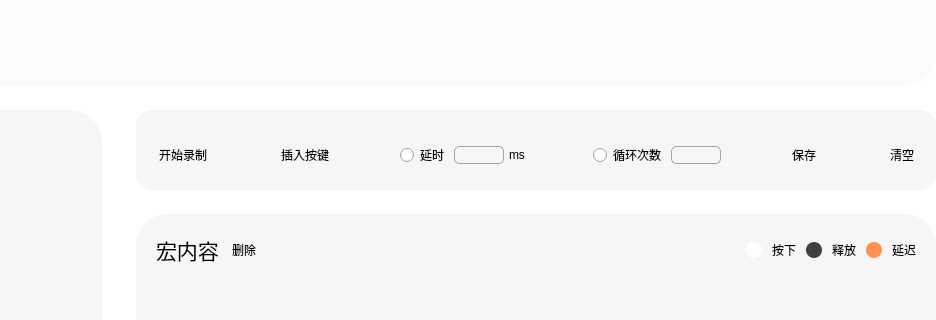
This is FrameMacro.ui in wlffeng2008/AKKOStdio as Qt 5 draws it before an edit; both pictures show x 202 to 1138 and y 375 to 695 of the 1138 by 825 pixel window. The edited form follows.
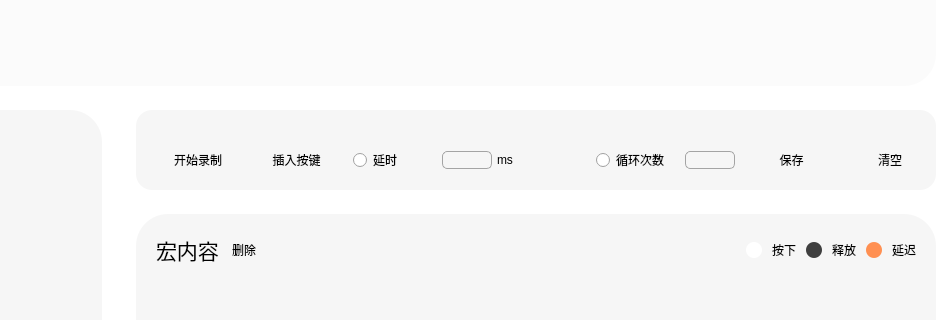
This is the edited form. Icons and pictures are not drawn. Custom widgets are drawn as their Qt base class.

Diff of the .ui file:
```diff
--- a/FrameMacro.ui
+++ b/FrameMacro.ui
@@ -15,24 +15,7 @@
   </property>
   <property name="styleSheet">
    <string notr="true">#FrameMacro,#frameB,#frameRight{background-color:#FFFFFF;border-radius:0px;}
-QPushButton {
-            border: 1px solid transparent;
-            border-radius: 14px;
-            padding: 2px 2px;
-            color: black;
-            outline: none;
-            background-color: transparent;
-                min-width:24px;
-                max-width:100px;
-                min-height:24px;
-                font-size: 12px ;
-                font-weight: Regular ;
-                font-family: MiSans; }
-
-QPushButton:hover { background-color: #EAEAEA; border: 1px solid #EAEAEA;}
-QPushButton:pressed { background-color: #3F3F3F; }
-QPushButton:checked { background-color: #3F3F3F; color: white; }
-QPushButton:disabled { background-color: #EAEAEA; color: #8C8C8C; }</string>
+</string>
   </property>
   <layout class="QVBoxLayout" name="verticalLayout" stretch="1,0">
    <property name="spacing">
@@ -83,6 +66,22 @@
        <height>340</height>
       </size>
      </property>
+     <property name="styleSheet">
+      <string notr="true">QPushButton {
+            border: 1px solid transparent;
+            border-radius: 14px;
+            padding: 2px 2px;
+            color: black;
+            outline: none;
+            background-color: transparent;
+                min-width:24px;
+                max-width:100px;
+                min-height:24px;}
+
+QPushButton:hover { background-color: transparent; border: 1px solid transparent;}
+QPushButton:pressed { background-color: #3F3F3F; }
+QPushButton:disabled { background-color: #EAEAEA; color: #8C8C8C; }</string>
+     </property>
      <property name="frameShape">
       <enum>QFrame::Shape::NoFrame</enum>
      </property>
@@ -302,8 +301,8 @@
              <rect>
               <x>20</x>
               <y>20</y>
-              <width>761</width>
-              <height>50</height>
+              <width>776</width>
+              <height>60</height>
              </rect>
             </property>
             <layout class="QHBoxLayout" name="horizontalLayout_3">
@@ -339,16 +338,31 @@
                <property name="orientation">
                 <enum>Qt::Orientation::Horizontal</enum>
                </property>
+               <property name="sizeType">
+                <enum>QSizePolicy::Policy::Fixed</enum>
+               </property>
                <property name="sizeHint" stdset="0">
                 <size>
-                 <width>40</width>
+                 <width>10</width>
                  <height>20</height>
                 </size>
                </property>
               </spacer>
              </item>
-             <item>
+             <item alignment="Qt::AlignmentFlag::AlignVCenter">
               <widget class="QPushButton" name="pushButtonInsert">
+               <property name="minimumSize">
+                <size>
+                 <width>30</width>
+                 <height>30</height>
+                </size>
+               </property>
+               <property name="maximumSize">
+                <size>
+                 <width>106</width>
+                 <height>32</height>
+                </size>
+               </property>
                <property name="text">
                 <string>插入按键</string>
                </property>
@@ -372,9 +386,12 @@
                <property name="orientation">
                 <enum>Qt::Orientation::Horizontal</enum>
                </property>
+               <property name="sizeType">
+                <enum>QSizePolicy::Policy::Fixed</enum>
+               </property>
                <property name="sizeHint" stdset="0">
                 <size>
-                 <width>40</width>
+                 <width>10</width>
                  <height>20</height>
                 </size>
                </property>
@@ -387,7 +404,7 @@
                </property>
               </widget>
              </item>
-             <item>
+             <item alignment="Qt::AlignmentFlag::AlignVCenter">
               <widget class="QLineEdit" name="lineEditDelay">
                <property name="minimumSize">
                 <size>
@@ -418,9 +435,12 @@
                <property name="orientation">
                 <enum>Qt::Orientation::Horizontal</enum>
                </property>
+               <property name="sizeType">
+                <enum>QSizePolicy::Policy::Fixed</enum>
+               </property>
                <property name="sizeHint" stdset="0">
                 <size>
-                 <width>40</width>
+                 <width>10</width>
                  <height>20</height>
                 </size>
                </property>
@@ -457,16 +477,31 @@
                <property name="orientation">
                 <enum>Qt::Orientation::Horizontal</enum>
                </property>
+               <property name="sizeType">
+                <enum>QSizePolicy::Policy::Fixed</enum>
+               </property>
                <property name="sizeHint" stdset="0">
                 <size>
-                 <width>40</width>
+                 <width>10</width>
                  <height>20</height>
                 </size>
                </property>
               </spacer>
              </item>
-             <item>
+             <item alignment="Qt::AlignmentFlag::AlignVCenter">
               <widget class="QPushButton" name="pushButtonSave">
+               <property name="minimumSize">
+                <size>
+                 <width>30</width>
+                 <height>30</height>
+                </size>
+               </property>
+               <property name="maximumSize">
+                <size>
+                 <width>106</width>
+                 <height>32</height>
+                </size>
+               </property>
                <property name="text">
                 <string>保存</string>
                </property>
@@ -490,16 +525,31 @@
                <property name="orientation">
                 <enum>Qt::Orientation::Horizontal</enum>
                </property>
+               <property name="sizeType">
+                <enum>QSizePolicy::Policy::Fixed</enum>
+               </property>
                <property name="sizeHint" stdset="0">
                 <size>
-                 <width>40</width>
+                 <width>10</width>
                  <height>20</height>
                 </size>
                </property>
               </spacer>
              </item>
-             <item>
+             <item alignment="Qt::AlignmentFlag::AlignVCenter">
               <widget class="QPushButton" name="pushButtonClear">
+               <property name="minimumSize">
+                <size>
+                 <width>30</width>
+                 <height>30</height>
+                </size>
+               </property>
+               <property name="maximumSize">
+                <size>
+                 <width>106</width>
+                 <height>32</height>
+                </size>
+               </property>
                <property name="text">
                 <string>清空</string>
                </property>
```
Left out of the diff: 4 changed lines with no effect on the pictures.
